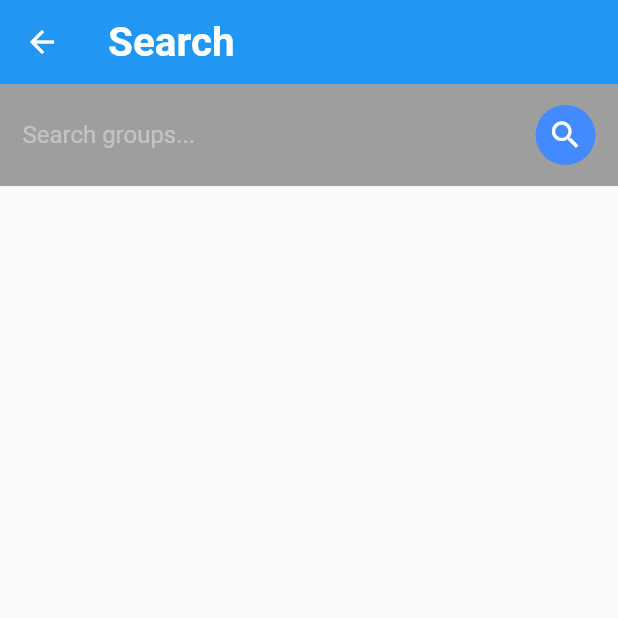
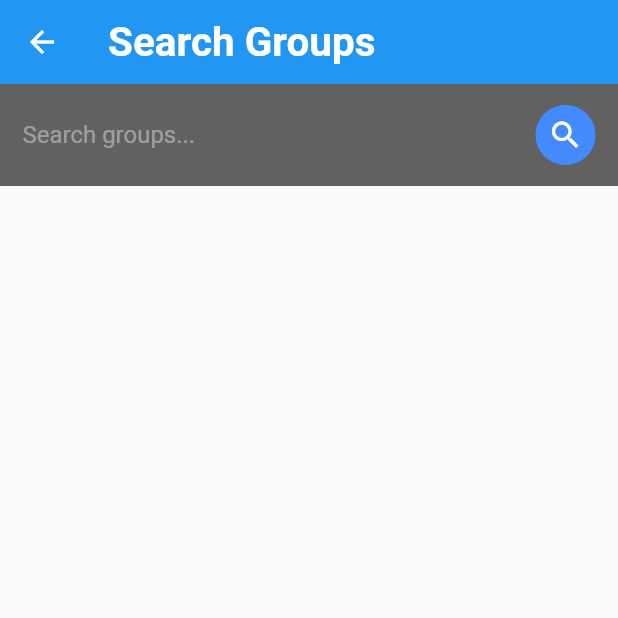
Before and after one commit to itskpalusa/chat-dart, a Flutter app: the SearchScreen screen opened directly, on a phone screen of 412 x 824 dp, the top half of it. Run offline on Flutter 3.47's test engine with Material 2 defaults, Android fonts, the phone set to English and light mode, and no system bars; our stand-ins replace cloud_firestore, firebase_auth, firebase_core, flutter_spinkit, shared_preferences; missing offline and left inert: apple_sign_in; accounts and stored records are empty.

Commit message:
slight styling changes

```diff
--- a/lib/screens/search_screen.dart
+++ b/lib/screens/search_screen.dart
@@ -152,7 +152,7 @@ class _SearchScreenState extends State<SearchScreen> {
       key: _scaffoldKey,
       appBar: AppBar(
         elevation: 0.0,
-        title: Text('Search',
+        title: Text('Search Groups',
             style: TextStyle(
                 fontSize: 27.0,
                 fontWeight: FontWeight.bold,
@@ -170,7 +170,7 @@ class _SearchScreenState extends State<SearchScreen> {
                   Container(
                     padding:
                         EdgeInsets.symmetric(horizontal: 15.0, vertical: 10.0),
-                    color: Colors.grey[500],
+                    color: Colors.grey[700],
                     child: Row(
                       children: [
                         Expanded(
```
Also changed, not shown: lib/components/message_tile.dart (+6 -4 lines).
